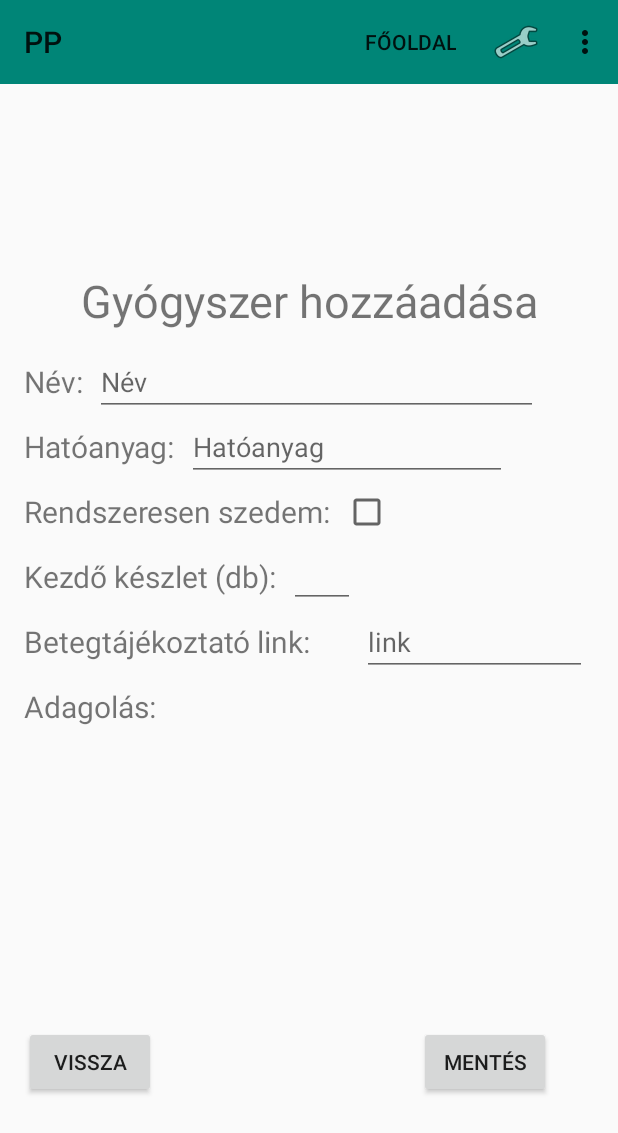
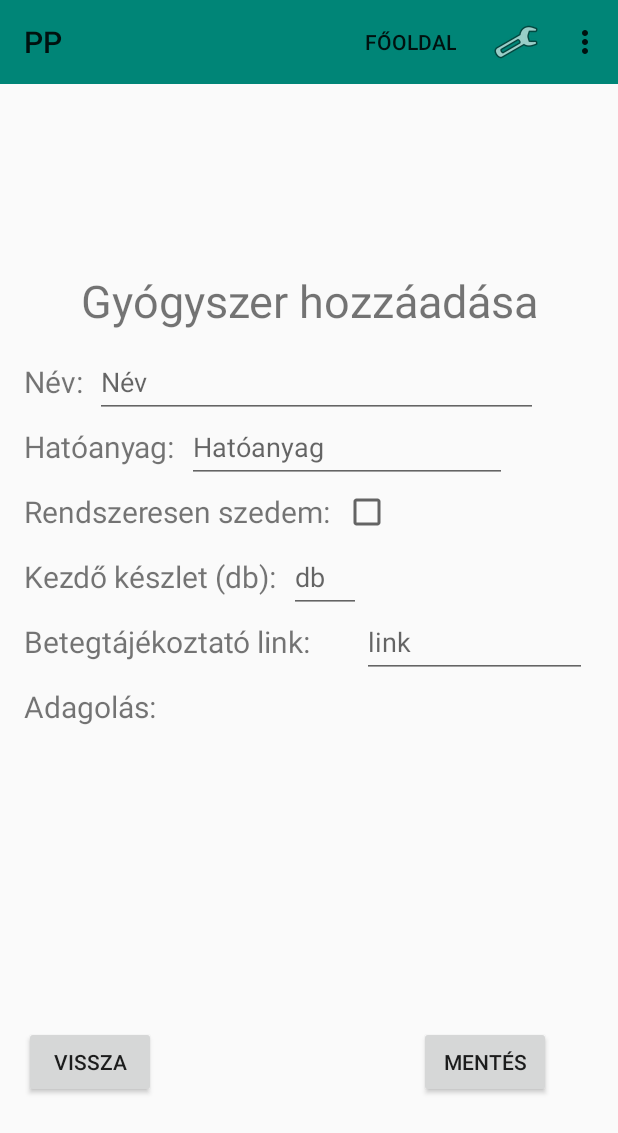
Before and after one commit to SomaHam44/PP, an Android app: the screen it shows after launch (MainActivity), in the options menu, after a tap on "Új gyógyszer hozzáadása", on a phone screen of 412 x 824 dp. Shown: the top 1133 px of the screen. Run offline under Robolectric (Android 15) with nearby library versions, the phone set to English and light mode, and no system bars.

Commit message:
XML-ben módosítások

```diff
--- a/app/src/main/res/layout/fragment_figyelmeztetesek.xml
+++ b/app/src/main/res/layout/fragment_figyelmeztetesek.xml
@@ -23,6 +23,7 @@
         android:layout_width="328dp"
         android:layout_height="293dp"
         android:layout_marginTop="16dp"
+        android:scrollbars="vertical"
         app:layout_constraintEnd_toEndOf="@+id/figyelmeztetesek"
         app:layout_constraintHorizontal_bias="0.562"
         app:layout_constraintStart_toStartOf="@+id/figyelmeztetesek"
--- a/app/src/main/res/layout/fragment_gyogyszer_bevetel.xml
+++ b/app/src/main/res/layout/fragment_gyogyszer_bevetel.xml
@@ -63,6 +63,7 @@
         android:layout_width="351dp"
         android:layout_height="300dp"
         android:layout_marginTop="16dp"
+        android:scrollbars="vertical"
         app:layout_constraintEnd_toEndOf="parent"
         app:layout_constraintStart_toStartOf="parent"
         app:layout_constraintTop_toBottomOf="@+id/btnMinden" />
--- a/app/src/main/res/layout/fragment_gyogyszer_hozzaadasa.xml
+++ b/app/src/main/res/layout/fragment_gyogyszer_hozzaadasa.xml
@@ -77,12 +77,13 @@
         android:layout_height="wrap_content"
         android:layout_marginStart="8dp"
         android:ems="10"
+        android:hint="Név"
         android:inputType="textPersonName"
-        android:hint="Név"
+        android:minHeight="48dp"
         app:layout_constraintBottom_toBottomOf="@+id/nev"
         app:layout_constraintEnd_toEndOf="@+id/cim"
         app:layout_constraintStart_toEndOf="@+id/nev"
-        app:layout_constraintTop_toTopOf="@+id/nev"/>
+        app:layout_constraintTop_toTopOf="@+id/nev" />
 
     <EditText
         android:id="@+id/editTextHatoanyago"
@@ -90,8 +91,9 @@
         android:layout_height="wrap_content"
         android:layout_marginStart="8dp"
         android:ems="10"
+        android:hint="Hatóanyag"
         android:inputType="date"
-        android:hint="Hatóanyag"
+        android:minHeight="48dp"
         app:layout_constraintBottom_toBottomOf="@+id/hatoanyag"
         app:layout_constraintStart_toEndOf="@+id/hatoanyag"
         app:layout_constraintTop_toTopOf="@+id/hatoanyag" />
@@ -113,6 +115,7 @@
         android:layout_width="351dp"
         android:layout_height="163dp"
         android:layout_marginTop="16dp"
+        android:scrollbars="vertical"
         app:layout_constraintStart_toStartOf="@+id/idopontok"
         app:layout_constraintTop_toBottomOf="@+id/idopontok" />
 
@@ -137,11 +140,12 @@
 
     <EditText
         android:id="@+id/editTextNumber"
-        android:layout_width="44dp"
-        android:layout_height="41dp"
+        android:layout_width="48dp"
+        android:layout_height="48dp"
         android:layout_marginStart="8dp"
         android:ems="10"
         android:inputType="number"
+        android:hint="db"
         app:layout_constraintBottom_toBottomOf="@+id/kezdoKeszlet"
         app:layout_constraintStart_toEndOf="@+id/kezdoKeszlet"
         app:layout_constraintTop_toTopOf="@+id/kezdoKeszlet" />
@@ -155,6 +159,7 @@
         android:ems="10"
         android:hint="link"
         android:inputType="textPersonName"
+        android:minHeight="48dp"
         app:layout_constraintBottom_toBottomOf="@+id/link"
         app:layout_constraintEnd_toEndOf="parent"
         app:layout_constraintStart_toEndOf="@+id/link"
@@ -165,6 +170,8 @@
         android:layout_width="wrap_content"
         android:layout_height="wrap_content"
         android:layout_marginStart="8dp"
+        android:minWidth="48dp"
+        android:minHeight="48dp"
         android:text=""
         app:layout_constraintBottom_toBottomOf="@+id/rendszeres"
         app:layout_constraintStart_toEndOf="@+id/rendszeres"
--- a/app/src/main/res/layout/fragment_gyogyszereim.xml
+++ b/app/src/main/res/layout/fragment_gyogyszereim.xml
@@ -24,6 +24,7 @@
         android:layout_width="351dp"
         android:layout_height="400dp"
         android:layout_marginTop="16dp"
+        android:scrollbars="vertical"
         app:layout_constraintEnd_toEndOf="parent"
         app:layout_constraintStart_toStartOf="parent"
         app:layout_constraintTop_toBottomOf="@+id/gyogyszereim" />
--- a/app/src/main/res/layout/fragment_vasarlas_rogzitese.xml
+++ b/app/src/main/res/layout/fragment_vasarlas_rogzitese.xml
@@ -64,6 +64,7 @@
         android:layout_width="351dp"
         android:layout_height="250dp"
         android:layout_marginTop="16dp"
+        android:scrollbars="vertical"
         app:layout_constraintEnd_toEndOf="parent"
         app:layout_constraintStart_toStartOf="parent"
         app:layout_constraintTop_toBottomOf="@+id/dobozSzama" />
@@ -101,7 +102,7 @@
     <EditText
         android:id="@+id/editTextKiszereles"
         android:layout_width="157dp"
-        android:layout_height="46dp"
+        android:layout_height="48dp"
         android:layout_marginStart="8dp"
         android:layout_marginTop="8dp"
         android:ems="8"
```
Also changed, not shown: app/src/main/res/layout/fragment_beallitasok.xml (+7 -5 lines), app/src/main/res/layout/fragment_gyogyszer_reszletek.xml (+13 -6 lines).
